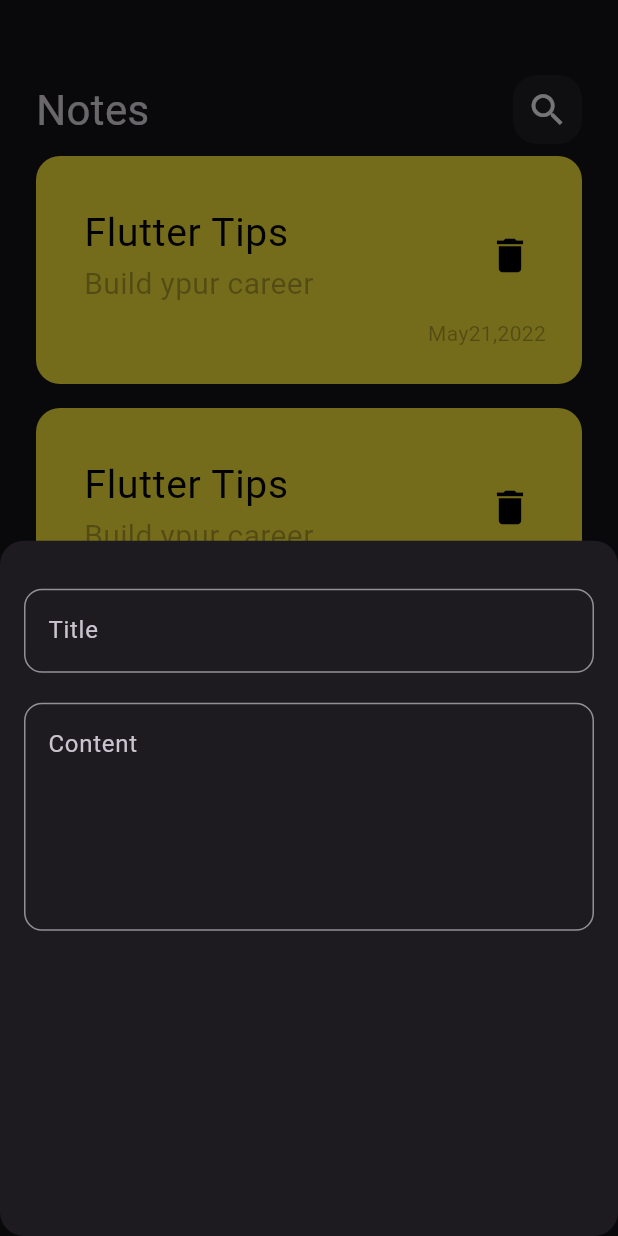
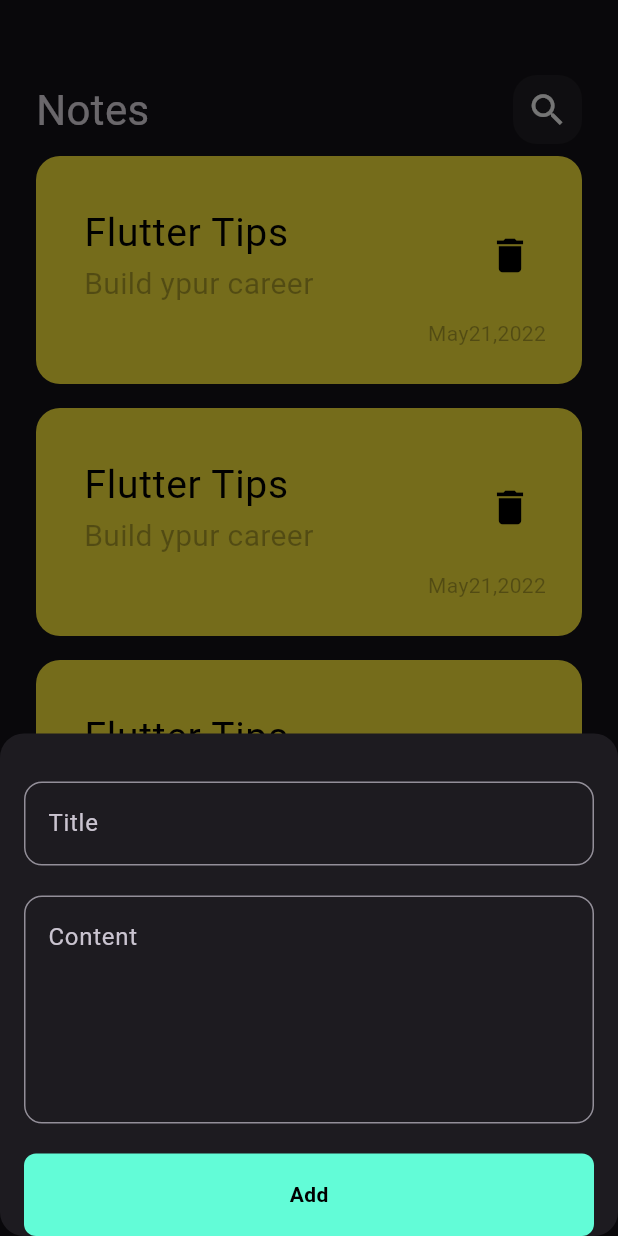
Before and after one commit to MuhamedHamada/Notes_App, a Flutter app: the screen it shows after launch, after a tap on the "add" icon, on a phone screen of 412 x 824 dp. Run offline on Flutter 3.47's test engine with Material 3 defaults, Android fonts, the phone set to English and light mode, and no system bars.

Commit message:
finish UI

```diff
--- a/lib/widgets/CustomAppBar.dart
+++ b/lib/widgets/CustomAppBar.dart
@@ -2,17 +2,21 @@ import 'package:flutter/cupertino.dart';
 import 'package:notesapp/widgets/CustomSearchIcon.dart';
 
 class CustomAppBar extends StatelessWidget {
-  const CustomAppBar({super.key});
+   CustomAppBar({super.key, required this.title, required this.icon});
+final String title;
+final IconData icon;
 
   @override
   Widget build(BuildContext context) {
     return Row(
 children: [
-  Text("Notes",style: TextStyle(
+  Text(title,style: TextStyle(
     fontSize: 28
   ),),
   Spacer(),
-  CustomSearch(),
+  CustomSearch(
+    icon: icon,
+  ),
 
 ],
     );
--- /dev/null
+++ b/lib/widgets/CustomButton.dart
@@ -0,0 +1,24 @@
+import 'package:flutter/cupertino.dart';
+import 'package:flutter/material.dart';
+import 'package:notesapp/widgets/constants.dart';
+
+class CustomButton extends StatelessWidget {
+  const CustomButton({super.key});
+
+  @override
+  Widget build(BuildContext context) {
+    return Container(
+      decoration: BoxDecoration(
+        color: kPrimaryColor,
+        borderRadius: BorderRadius.circular(8)
+      ),
+      width: MediaQuery.of(context).size.width,
+      height: 55,
+      child: Center(child: Text("Add",
+      style: TextStyle(
+        color: Colors.black,
+        fontWeight: FontWeight.bold
+      ),)),
+    );
+  }
+}
--- a/lib/widgets/CustomSearchIcon.dart
+++ b/lib/widgets/CustomSearchIcon.dart
@@ -2,8 +2,8 @@ import 'package:flutter/cupertino.dart';
 import 'package:flutter/material.dart';
 
 class CustomSearch extends StatelessWidget {
-  const CustomSearch({super.key});
-
+   CustomSearch({super.key, required this.icon});
+final IconData icon ;
   @override
   Widget build(BuildContext context) {
     return Container(
@@ -13,7 +13,7 @@ class CustomSearch extends StatelessWidget {
         borderRadius: BorderRadius.circular(16),
         color:Colors.white.withOpacity(.05)
       ),
-      child: Icon(Icons.search,
+      child: Icon(icon,
       size: 28,),
     );
   }
--- a/lib/widgets/NoteItem.dart
+++ b/lib/widgets/NoteItem.dart
@@ -1,12 +1,19 @@
 import 'package:flutter/cupertino.dart';
 import 'package:flutter/material.dart';
+import 'package:notesapp/screens/editNote.dart';
 
 class NoteItem extends StatelessWidget {
   const NoteItem({super.key});
 
   @override
   Widget build(BuildContext context) {
-    return Container(
+    return GestureDetector(
+      onTap: (){
+        Navigator.push(context, MaterialPageRoute(builder: (context){
+          return EditNote();
+        }));
+      },
+      child: Container(
         padding: EdgeInsets.only(
           top: 24
               ,bottom: 24,
@@ -41,6 +48,7 @@ class NoteItem extends StatelessWidget {
             )
           ],
         ),
+      ),
     );
   }
 }
--- a/lib/widgets/NotesViewBody.dart
+++ b/lib/widgets/NotesViewBody.dart
@@ -16,7 +16,10 @@ class NotesViewBody extends StatelessWidget {
           SizedBox(
             height: 50,
           ),
-          CustomAppBar(),
+          CustomAppBar(
+            title: "Notes",
+            icon: Icons.search,
+          ),
         Expanded(child: NotesListView()),
         ],
       ),
--- a/lib/widgets/addNote.dart
+++ b/lib/widgets/addNote.dart
@@ -1,4 +1,5 @@
 import 'package:flutter/cupertino.dart';
+import 'package:notesapp/widgets/CustomButton.dart';
 import 'package:notesapp/widgets/CustomTextField.dart';
 
 class AddNote extends StatelessWidget {
@@ -8,6 +9,7 @@ class AddNote extends StatelessWidget {
   Widget build(BuildContext context) {
     return Padding(
       padding: const EdgeInsets.symmetric(horizontal: 16),
+      child: SingleChildScrollView(
         child: Column(
           children: [
             SizedBox(
@@ -24,7 +26,12 @@ class AddNote extends StatelessWidget {
               maxLines: 5,
               hintText: "Content",
             ),
+            SizedBox(
+              height: 20,
+            ),
+            CustomButton(),
           ],
+        ),
       ),
     );
   }
```
Also changed, not shown: lib/models/noteModel.dart (added, +8 -0 lines), lib/screens/editNote.dart (added, +14 -0 lines), lib/widgets/editNoteBody.dart (added, +35 -0 lines). Lines whose indentation alone changed are shown as unchanged.
